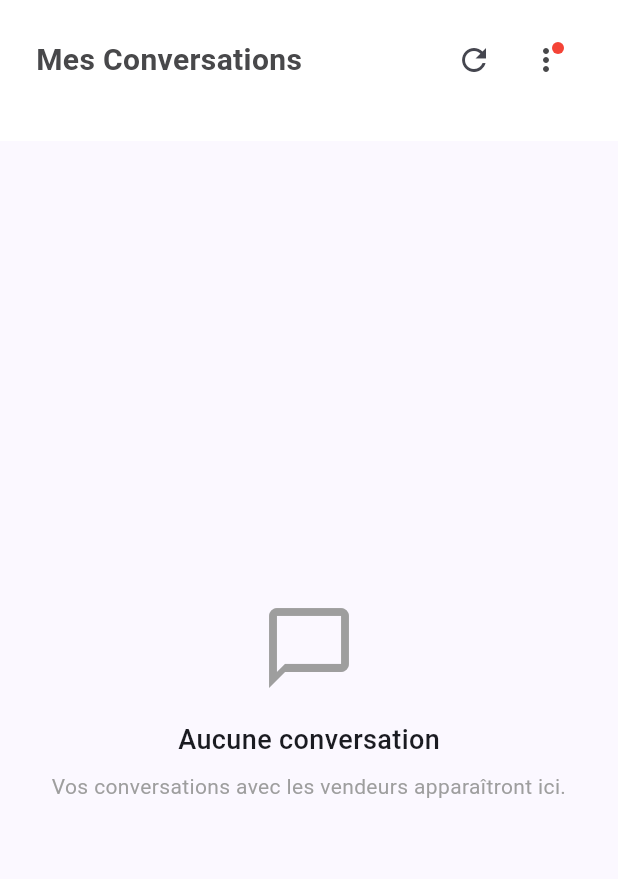
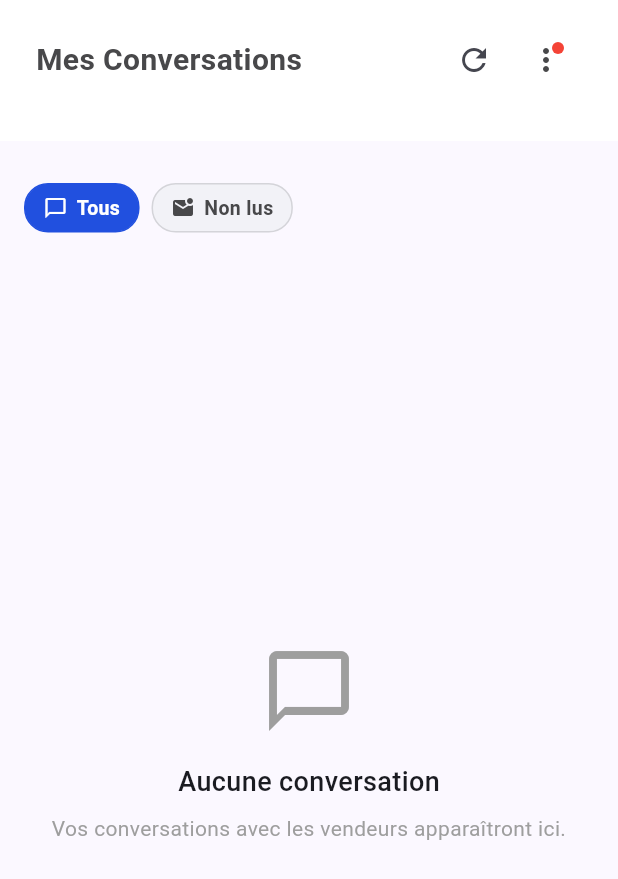
Before and after one commit to Nasko-dev/auto_pieces_app, a Flutter app: the ConversationsListPage screen opened directly, on a phone screen of 412 x 824 dp. Shown: the top 879 px of the screen. Run offline on Flutter 3.47's test engine with Material 3 defaults, Android fonts, the phone set to English and light mode, and no system bars; our stand-ins replace dartz, dio, equatable, flutter_dotenv, flutter_riverpod, freezed_annotation and 7 more; missing offline and left inert: onesignal_flutter; accounts and stored records are empty; network calls fail.

Commit message:
ajout: filtres messages non lus et page liste annonces vendeur
Filtres conversations:
- Nouveau widget ConversationFilterChips avec deux options (Tous / Non lus)
- Affichage du nombre de messages non lus
- Intégré dans pages messages vendeurs et particuliers
- Design cohérent avec le thème de l'app

Page liste annonces:
- Nouvelle page SellerAdsListPage pour afficher les annonces
- Route /become-seller affiche maintenant la liste des annonces
- Bouton "Publier une nouvelle annonce" en haut
- Cards avec prix, statut, véhicule, menu contextuel
- Pull-to-refresh pour actualiser

Navigation:
- Nouvelle route /create-advertisement dans MainWrapper
- Formulaire de création reste dans become_seller_page.dart
- Navigation cohérente (pas de changement d'interface)
- Flux: Vendeur → Liste → Publier → Formulaire multi-étapes

🤖 Generated with [Claude Code](https://claude.com/claude-code)

Co-Authored-By: Claude <noreply@anthropic.com>

```diff
--- a/lib/src/features/parts/presentation/pages/particulier/conversations_list_page.dart
+++ b/lib/src/features/parts/presentation/pages/particulier/conversations_list_page.dart
@@ -8,6 +8,8 @@ import '../../../../../core/services/device_service.dart';
 import '../../../../../shared/presentation/widgets/loading_widget.dart';
 import '../../../../../shared/presentation/widgets/app_header.dart';
 import '../../../../../shared/presentation/widgets/app_menu.dart';
+import '../../../../../shared/presentation/widgets/unread_filter_chip.dart'
+    show ConversationFilterChips;
 import '../../widgets/particulier/particulier_conversation_group_card.dart';
 
 class ConversationsListPage extends ConsumerStatefulWidget {
@@ -19,6 +21,8 @@ class ConversationsListPage extends ConsumerStatefulWidget {
 }
 
 class _ConversationsListPageState extends ConsumerState<ConversationsListPage> {
+  bool _showOnlyUnread = false;
+
   @override
   void initState() {
     super.initState();
@@ -72,9 +76,23 @@ class _ConversationsListPageState extends ConsumerState<ConversationsListPage> {
   @override
   Widget build(BuildContext context) {
     final state = ref.watch(particulierConversationsControllerProvider);
-    final conversationGroups = ref.watch(particulierConversationGroupsProvider);
+    final allConversationGroups =
+        ref.watch(particulierConversationGroupsProvider);
     final isLoading = state.isLoading;
     final error = state.error;
+
+    // Filtrer les groupes selon le filtre actif
+    final conversationGroups = _showOnlyUnread
+        ? allConversationGroups
+            .where((group) => group.hasUnreadMessages)
+            .toList()
+        : allConversationGroups;
+
+    // Calculer le nombre total de messages non lus
+    final totalUnreadCount = allConversationGroups.fold<int>(
+      0,
+      (sum, group) => sum + group.totalUnreadCount,
+    );
 
     return Scaffold(
       body: Column(
@@ -92,6 +110,19 @@ class _ConversationsListPageState extends ConsumerState<ConversationsListPage> {
               ),
               const AppMenu(),
             ],
+          ),
+          // Widget de filtres (Tous / Non lus)
+          Padding(
+            padding: const EdgeInsets.symmetric(horizontal: 16, vertical: 12),
+            child: ConversationFilterChips(
+              showOnlyUnread: _showOnlyUnread,
+              onFilterChanged: (showUnread) {
+                setState(() {
+                  _showOnlyUnread = showUnread;
+                });
+              },
+              unreadCount: totalUnreadCount,
+            ),
           ),
           Expanded(
             child: RefreshIndicator(
--- /dev/null
+++ b/lib/src/shared/presentation/widgets/unread_filter_chip.dart
@@ -0,0 +1,141 @@
+import 'package:flutter/material.dart';
+import '../../../core/theme/app_theme.dart';
+import '../../../core/utils/haptic_helper.dart';
+
+/// Widget de filtres pour les conversations avec deux options : Tous / Non lus
+///
+/// Affiche deux chips côte à côte permettant de filtrer :
+/// - Toutes les conversations
+/// - Uniquement les conversations avec messages non lus
+class ConversationFilterChips extends StatelessWidget {
+  /// Si le filtre "Non lus" est actif
+  final bool showOnlyUnread;
+
+  /// Callback appelé quand l'utilisateur change de filtre
+  final ValueChanged<bool> onFilterChanged;
+
+  /// Nombre total de messages non lus
+  final int unreadCount;
+
+  const ConversationFilterChips({
+    super.key,
+    required this.showOnlyUnread,
+    required this.onFilterChanged,
+    required this.unreadCount,
+  });
+
+  @override
+  Widget build(BuildContext context) {
+    return Row(
+      children: [
+        _buildFilterChip(
+          label: 'Tous',
+          icon: Icons.chat_bubble_outline,
+          isActive: !showOnlyUnread,
+          onTap: () {
+            HapticHelper.light();
+            onFilterChanged(false);
+          },
+        ),
+        const SizedBox(width: 8),
+        _buildFilterChip(
+          label: 'Non lus',
+          icon: Icons.mark_email_unread,
+          isActive: showOnlyUnread,
+          onTap: () {
+            HapticHelper.light();
+            onFilterChanged(true);
+          },
+          badge: unreadCount > 0 ? unreadCount : null,
+        ),
+      ],
+    );
+  }
+
+  Widget _buildFilterChip({
+    required String label,
+    required IconData icon,
+    required bool isActive,
+    required VoidCallback onTap,
+    int? badge,
+  }) {
+    return GestureDetector(
+      onTap: onTap,
+      child: Container(
+        padding: const EdgeInsets.symmetric(horizontal: 12, vertical: 6),
+        decoration: BoxDecoration(
+          color: isActive ? AppTheme.primaryBlue : AppTheme.lightGray,
+          borderRadius: BorderRadius.circular(16),
+          border: Border.all(
+            color: isActive
+                ? AppTheme.primaryBlue
+                : AppTheme.gray.withValues(alpha: 0.3),
+            width: 1,
+          ),
+        ),
+        child: Row(
+          mainAxisSize: MainAxisSize.min,
+          children: [
+            Icon(
+              icon,
+              size: 16,
+              color: isActive ? AppTheme.white : AppTheme.darkGray,
+            ),
+            const SizedBox(width: 6),
+            Text(
+              label,
+              style: TextStyle(
+                fontSize: 13,
+                fontWeight: FontWeight.w600,
+                color: isActive ? AppTheme.white : AppTheme.darkGray,
+              ),
+            ),
+            if (badge != null && badge > 0) ...[
+              const SizedBox(width: 6),
+              Container(
+                padding: const EdgeInsets.symmetric(horizontal: 6, vertical: 2),
+                decoration: BoxDecoration(
+                  color: isActive ? AppTheme.white : AppTheme.error,
+                  borderRadius: BorderRadius.circular(10),
+                ),
+                child: Text(
+                  badge > 99 ? '99+' : '$badge',
+                  style: TextStyle(
+                    fontSize: 11,
+                    fontWeight: FontWeight.bold,
+                    color: isActive ? AppTheme.primaryBlue : AppTheme.white,
+                  ),
+                ),
+              ),
+            ],
+          ],
+        ),
+      ),
+    );
+  }
+}
+
+/// Widget de filtre pour afficher uniquement les conversations avec messages non lus
+///
+/// @deprecated Utiliser ConversationFilterChips à la place
+class UnreadFilterChip extends StatelessWidget {
+  final bool isActive;
+  final VoidCallback onToggle;
+  final int? unreadCount;
+
+  const UnreadFilterChip({
+    super.key,
+    required this.isActive,
+    required this.onToggle,
+    this.unreadCount,
+  });
+
+  @override
+  Widget build(BuildContext context) {
+    return ConversationFilterChips(
+      showOnlyUnread: isActive,
+      onFilterChanged: (value) => onToggle(),
+      unreadCount: unreadCount ?? 0,
+    );
+  }
+}
```
Also changed, not shown: lib/src/core/navigation/app_router.dart (+10 -1 lines), lib/src/features/parts/presentation/pages/Vendeur/messages_page.dart (+31 -1 lines), lib/src/features/parts/presentation/pages/particulier/seller_ads_list_page.dart (added, +506 -0 lines).
